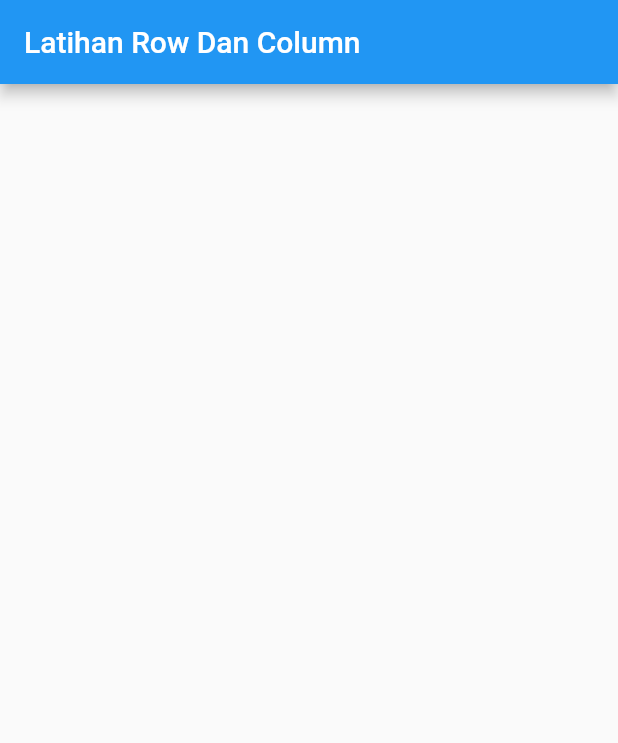
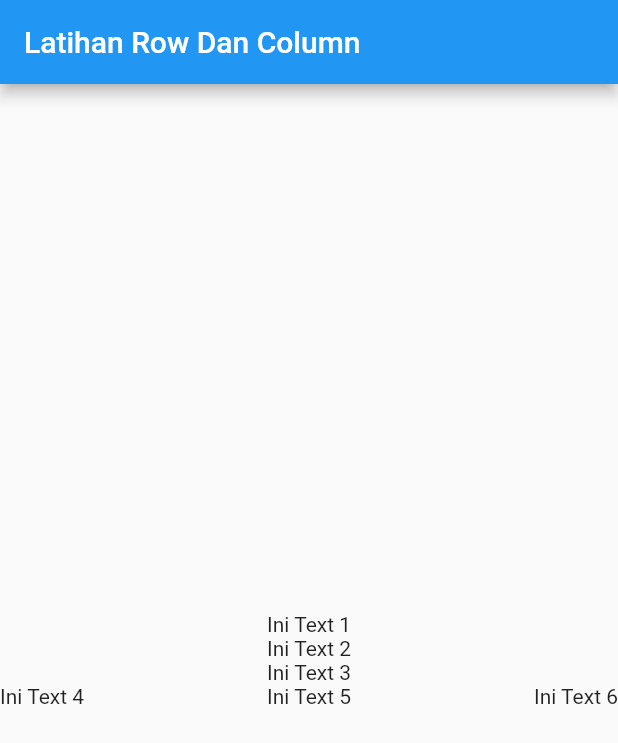
Before and after one commit to sinau-flutter/row_column, a Flutter app: the screen it shows after launch, on a phone screen of 412 x 824 dp. Shown: the top 743 px of the screen. Run offline on Flutter 3.47's test engine with Material 2 defaults, Android fonts, the phone set to English and light mode, and no system bars.

Commit message:
Row and Column

```diff
--- a/lib/main.dart
+++ b/lib/main.dart
@@ -10,6 +10,22 @@ class MyApp extends StatelessWidget {
         appBar: AppBar(
           title: Text('Latihan Row Dan Column'),
         ),
+        body: Column(
+          mainAxisAlignment: MainAxisAlignment.center,
+          children: <Widget>[
+            Text('Ini Text 1'),
+            Text('Ini Text 2'),
+            Text('Ini Text 3'),
+            Row(
+              mainAxisAlignment: MainAxisAlignment.spaceBetween,
+              children: <Widget>[
+                Text('Ini Text 4'),
+                Text('Ini Text 5'),
+                Text('Ini Text 6')
+              ],
+            )
+          ],
+        ),
       ),
     );
   }
```
